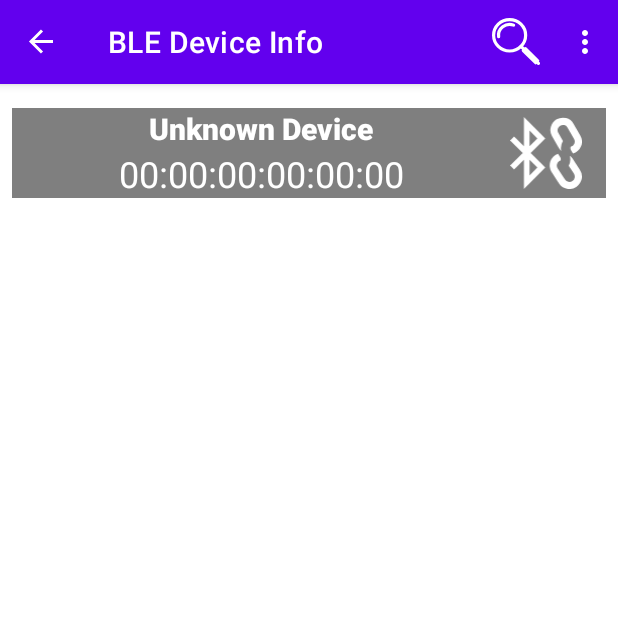
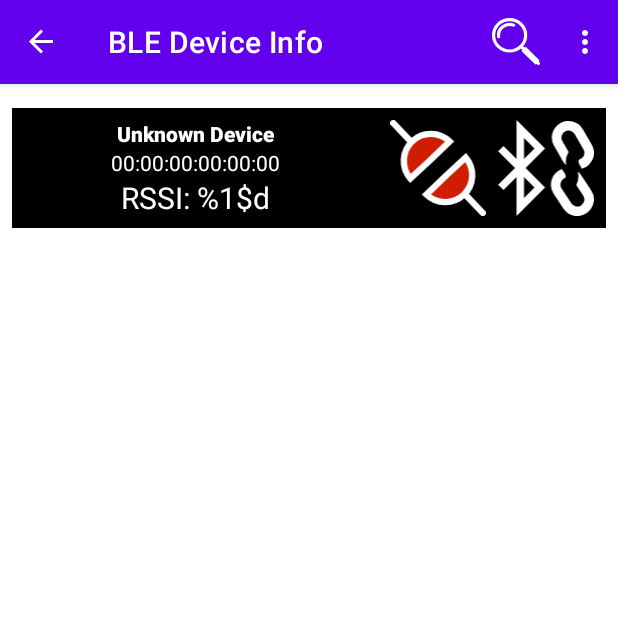
Before and after one commit to GrandFatherPikhto/lessonBle03, an Android app built with Jetpack Compose: the DeviceFragment screen opened through its navigation route, on a phone screen of 412 x 824 dp, the top half of it. Run offline under Robolectric (Android 15) with nearby library versions, the phone set to English and light mode, and no system bars; our stand-ins replace navigation-ui.

```diff
--- a/app/src/main/java/com/pikhto/lessonble03/ui/fragments/ScanFragment.kt
+++ b/app/src/main/java/com/pikhto/lessonble03/ui/fragments/ScanFragment.kt
@@ -7,6 +7,7 @@ import androidx.core.view.MenuHost
 import androidx.fragment.app.Fragment
 import androidx.core.view.MenuProvider
 import androidx.fragment.app.activityViewModels
+import androidx.fragment.app.viewModels
 import androidx.lifecycle.lifecycleScope
 import androidx.navigation.fragment.findNavController
 import androidx.recyclerview.widget.LinearLayoutManager
@@ -17,6 +18,7 @@ import com.pikhto.lessonble03.R
 import com.pikhto.lessonble03.databinding.FragmentScanBinding
 import com.pikhto.lessonble03.ui.fragments.adapters.RvBtAdapter
 import com.pikhto.lessonble03.ui.models.MainActivityViewModel
+import com.pikhto.lessonble03.ui.models.ScanViewModel
 import kotlinx.coroutines.launch
 
 /**
@@ -34,6 +36,7 @@ class ScanFragment : Fragment() {
     private val rvBtAdapter = RvBtAdapter()
 
     private val mainActivityViewModel by activityViewModels<MainActivityViewModel>()
+    private val scanViewModel by viewModels<ScanViewModel>()
 
     private val _bleManager:BleManager? by lazy {
         (requireContext().applicationContext as BleApp03).bleManager
@@ -45,7 +48,7 @@ class ScanFragment : Fragment() {
             menuInflater.inflate(R.menu.menu_scan, menu)
             menu.findItem(R.id.action_scan)?.let { actionScan ->
                 lifecycleScope.launch {
-                    bleManager.flowScanState.collect { state ->
+                    scanViewModel.stateFlowScanState.collect { state ->
                         when (state) {
                             BleScanManager.State.Stopped -> {
                                 actionScan.title = getString(R.string.start_scan)
@@ -67,7 +70,7 @@ class ScanFragment : Fragment() {
         override fun onMenuItemSelected(menuItem: MenuItem): Boolean {
             return when(menuItem.itemId) {
                 R.id.action_scan -> {
-                    when(bleManager.scanState) {
+                    when(scanViewModel.scanState) {
                         BleScanManager.State.Stopped -> {
                             bleManager.startScan(stopTimeout = 10000L)
                         }
@@ -88,14 +91,14 @@ class ScanFragment : Fragment() {
     }
 
     override fun onCreate(savedInstanceState: Bundle?) {
-        Log.d(logTag, "onCreate(${(requireContext().applicationContext as BleApp03).bleManager})")
+        listenBleScan()
         super.onCreate(savedInstanceState)
     }
 
     override fun onCreateView(
         inflater: LayoutInflater, container: ViewGroup?,
         savedInstanceState: Bundle?
-    ): View? {
+    ): View {
 
         _binding = FragmentScanBinding.inflate(inflater, container, false)
         Log.d(logTag, "onCreateView(${(requireContext().applicationContext as BleApp03).bleManager})")
@@ -105,14 +108,14 @@ class ScanFragment : Fragment() {
             rvBtDevices.layoutManager = LinearLayoutManager(requireContext())
         }
 
-        rvBtAdapter.setItemOnClickListener { bluetoothDevice, _ ->
-            mainActivityViewModel.emitDevice(bluetoothDevice)
+        rvBtAdapter.setItemOnClickListener { scanResult, _ ->
+            mainActivityViewModel.changeScanResult(scanResult)
             findNavController().navigate(R.id.action_scanFragment_to_deviceFragment)
         }
 
         lifecycleScope.launch {
             bleManager.flowScanDevice.collect { bluetoothDevice ->
-                rvBtAdapter.addDevice(bluetoothDevice)
+                rvBtAdapter.addScanResult(bluetoothDevice)
             }
         }
 
@@ -141,4 +144,24 @@ class ScanFragment : Fragment() {
             }
         }
     }
+
+    private fun listenBleScan() {
+        lifecycleScope.launch {
+            bleManager.flowScanDevice.collect { scanResult ->
+               scanViewModel.addScanResult(scanResult)
+            }
+        }
+
+        lifecycleScope.launch {
+            bleManager.flowScanState.collect { scanState ->
+                scanViewModel.changeScanState(scanState)
+            }
+        }
+
+        lifecycleScope.launch {
+            bleManager.flowScanError.collect { scanError ->
+                scanViewModel.changeScanError(scanError)
+            }
+        }
+    }
 }
--- a/app/src/main/java/com/pikhto/lessonble03/ui/fragments/adapters/RvBtAdapter.kt
+++ b/app/src/main/java/com/pikhto/lessonble03/ui/fragments/adapters/RvBtAdapter.kt
@@ -1,6 +1,7 @@
 package com.pikhto.lessonble03.ui.fragments.adapters
 
 import android.bluetooth.BluetoothDevice
+import android.bluetooth.le.ScanResult
 import android.view.LayoutInflater
 import android.view.View
 import android.view.ViewGroup
@@ -11,9 +12,9 @@ typealias ItemOnClickListener<T> = (T, View) -> Unit
 typealias ItemOnLongClickListener<T> = (T, View) -> Unit
 
 class RvBtAdapter : RecyclerView.Adapter<RvBtHolder> () {
-    private val devices = mutableListOf<BluetoothDevice>()
-    private var itemOnClickListener: ItemOnClickListener<BluetoothDevice>? = null
-    private var itemOnLongClickListener: ItemOnLongClickListener<BluetoothDevice>? = null
+    private val scanResults = mutableListOf<ScanResult>()
+    private var itemOnClickListener: ItemOnClickListener<ScanResult>? = null
+    private var itemOnLongClickListener: ItemOnLongClickListener<ScanResult>? = null
 
     override fun onCreateViewHolder(parent: ViewGroup, viewType: Int): RvBtHolder {
         val view = LayoutInflater.from(parent.context)
@@ -24,32 +25,32 @@ class RvBtAdapter : RecyclerView.Adapter<RvBtHolder> () {
     override fun onBindViewHolder(holder: RvBtHolder, position: Int) {
         holder.itemView.setOnClickListener { view ->
             itemOnClickListener?.let { listener ->
-                listener(devices[position], view)
+                listener(scanResults[position], view)
             }
         }
         holder.itemView.setOnLongClickListener { view ->
             itemOnLongClickListener?.let { listener ->
-                listener(devices[position], view)
+                listener(scanResults[position], view)
             }
             true
         }
-        holder.bind(devices[position])
+        holder.bind(scanResults[position])
     }
 
-    override fun getItemCount(): Int = devices.size
+    override fun getItemCount(): Int = scanResults.size
 
-    fun addDevice(bluetoothDevice: BluetoothDevice) {
-        if (!devices.contains(bluetoothDevice)) {
-            devices.add(bluetoothDevice)
-            notifyItemInserted(devices.indexOf(bluetoothDevice))
+    fun addScanResult(scanResult: ScanResult) {
+        if (!scanResults.map { it.device }.contains(scanResult.device)) {
+            scanResults.add(scanResult)
+            notifyItemInserted(scanResults.indexOf(scanResult))
         }
     }
 
-    fun setItemOnClickListener(itemOnClickListener: ItemOnClickListener<BluetoothDevice>) {
+    fun setItemOnClickListener(itemOnClickListener: ItemOnClickListener<ScanResult>) {
         this.itemOnClickListener = itemOnClickListener
     }
 
-    fun setItemOnLongCliclListener(itemOnLongClickListener: ItemOnLongClickListener<BluetoothDevice>) {
+    fun setItemOnLongCliclListener(itemOnLongClickListener: ItemOnLongClickListener<ScanResult>) {
         this.itemOnLongClickListener = itemOnLongClickListener
     }
 }
--- a/app/src/main/java/com/pikhto/lessonble03/ui/models/MainActivityViewModel.kt
+++ b/app/src/main/java/com/pikhto/lessonble03/ui/models/MainActivityViewModel.kt
@@ -1,16 +1,18 @@
 package com.pikhto.lessonble03.ui.models
 
 import android.bluetooth.BluetoothDevice
+import android.bluetooth.le.ScanResult
 import androidx.lifecycle.ViewModel
 import kotlinx.coroutines.flow.MutableStateFlow
 import kotlinx.coroutines.flow.asStateFlow
 
 class MainActivityViewModel : ViewModel() {
-    private val mutableStateFlowDevice = MutableStateFlow<BluetoothDevice?>(null)
-    val stateFlowDevice get() = mutableStateFlowDevice.asStateFlow()
-    val device get() = mutableStateFlowDevice.value
+    private val mutableStateFlowScanResult = MutableStateFlow<ScanResult?>(null)
+    val stateFlowScanResult get() = mutableStateFlowScanResult.asStateFlow()
+    val scanResult get() = mutableStateFlowScanResult.value
+    val device get() = mutableStateFlowScanResult.value?.device
 
-    fun emitDevice(bluetoothDevice: BluetoothDevice) {
-        mutableStateFlowDevice.tryEmit(bluetoothDevice)
+    fun changeScanResult(scanResult: ScanResult) {
+        mutableStateFlowScanResult.tryEmit(scanResult)
     }
 }
--- /dev/null
+++ b/app/src/main/java/com/pikhto/lessonble03/ui/models/ScanViewModel.kt
@@ -0,0 +1,38 @@
+package com.pikhto.lessonble03.ui.models
+
+import android.bluetooth.le.ScanResult
+import androidx.lifecycle.ViewModel
+import com.pikhto.blin.BleScanManager
+import kotlinx.coroutines.flow.MutableSharedFlow
+import kotlinx.coroutines.flow.MutableStateFlow
+import kotlinx.coroutines.flow.asSharedFlow
+import kotlinx.coroutines.flow.asStateFlow
+
+class ScanViewModel : ViewModel() {
+    private val scanResults = mutableListOf<ScanResult>()
+
+    private val mutableSharedFlowScanResult = MutableSharedFlow<ScanResult>(replay = 100)
+    val sharedFlowScanResult get() = mutableSharedFlowScanResult.asSharedFlow()
+
+    private val mutableStateFlowScanState = MutableStateFlow(BleScanManager.State.Stopped)
+    val stateFlowScanState get() = mutableStateFlowScanState.asStateFlow()
+    val scanState get() = mutableStateFlowScanState.value
+
+    private val mutableStateFlowScanError = MutableStateFlow(-1)
+    val stateFlowScanError get() = mutableStateFlowScanError.asStateFlow()
+    val scanError get() = mutableStateFlowScanError.value
+
+    fun addScanResult(scanResult: ScanResult) {
+        if (!scanResults.map { it.device }.contains(scanResult.device)) {
+            mutableSharedFlowScanResult.tryEmit(scanResult)
+        }
+    }
+
+    fun changeScanState(scanState: BleScanManager.State) {
+        mutableStateFlowScanState.tryEmit(scanState)
+    }
+
+    fun changeScanError(errorCode: Int) {
+        mutableStateFlowScanError.tryEmit(errorCode)
+    }
+}
--- /dev/null
+++ b/app/src/main/res/drawable/ic_no_connectable.xml
@@ -0,0 +1,30 @@
+<vector xmlns:android="http://schemas.android.com/apk/res/android"
+    android:width="180.99dp"
+    android:height="181.32dp"
+    android:viewportWidth="180.99"
+    android:viewportHeight="181.32">
+  <path
+      android:pathData="M6,6L39,40.72"
+      android:strokeWidth="12"
+      android:fillColor="#00000000"
+      android:strokeColor="#fff"
+      android:strokeLineCap="round"/>
+  <path
+      android:pathData="M75.61,76 L38.19,110.58a51,51 0,0 1,74.25 -69.8Z"
+      android:strokeWidth="12"
+      android:fillColor="#d01d00"
+      android:strokeColor="#fff"
+      android:strokeLineCap="round"/>
+  <path
+      android:pathData="M174.99,175.32L141.99,140.61"
+      android:strokeWidth="12"
+      android:fillColor="#00000000"
+      android:strokeColor="#fff"
+      android:strokeLineCap="round"/>
+  <path
+      android:pathData="M105.37,105.33 L142.8,70.74a51,51 0,0 1,-74.25 69.8Z"
+      android:strokeWidth="12"
+      android:fillColor="#d01d00"
+      android:strokeColor="#fff"
+      android:strokeLineCap="round"/>
+</vector>
--- a/app/src/main/res/layout/layout_bt_device.xml
+++ b/app/src/main/res/layout/layout_bt_device.xml
@@ -8,7 +8,7 @@
     android:layout_marginLeft="4dp"
     android:layout_marginTop="4dp"
     android:layout_marginRight="4dp"
-    android:background="@android:drawable/screen_background_dark_transparent">
+    android:background="@android:drawable/screen_background_dark">
 
     <androidx.constraintlayout.widget.ConstraintLayout
         android:id="@+id/cl_device_description"
@@ -17,7 +17,7 @@
         android:layout_marginStart="16dp"
         android:layout_marginEnd="16dp"
         app:layout_constraintBottom_toBottomOf="parent"
-        app:layout_constraintEnd_toStartOf="@+id/iv_bond_state"
+        app:layout_constraintEnd_toStartOf="@+id/cl_ble_properties"
         app:layout_constraintHorizontal_bias="0.5"
         app:layout_constraintStart_toStartOf="parent"
         app:layout_constraintTop_toTopOf="parent">
@@ -28,8 +28,9 @@
             android:layout_height="wrap_content"
             android:fontFamily="sans-serif-black"
             android:text="@string/unknown_device"
+            android:textAlignment="center"
             android:textColor="@color/white"
-            android:textSize="20sp"
+            android:textSize="14sp"
             app:layout_constraintBottom_toTopOf="@+id/tv_device_address"
             app:layout_constraintEnd_toEndOf="parent"
             app:layout_constraintHorizontal_bias="0.5"
@@ -42,24 +43,68 @@
             android:layout_height="wrap_content"
             android:text="@string/default_address"
             android:textColor="@color/white"
-            android:textSize="24sp"
+            android:textSize="14sp"
+            app:layout_constraintBottom_toTopOf="@+id/tv_rssi"
+            app:layout_constraintEnd_toEndOf="parent"
+            app:layout_constraintHorizontal_bias="0.5"
+            app:layout_constraintStart_toStartOf="parent"
+            app:layout_constraintTop_toBottomOf="@+id/tv_device_name" />
+
+        <TextView
+            android:id="@+id/tv_rssi"
+            android:layout_width="wrap_content"
+            android:layout_height="wrap_content"
+            android:text="@string/rssi_title"
+            android:textColor="@color/white"
+            android:textSize="20sp"
             app:layout_constraintBottom_toBottomOf="parent"
             app:layout_constraintEnd_toEndOf="parent"
             app:layout_constraintHorizontal_bias="0.5"
             app:layout_constraintStart_toStartOf="parent"
-            app:layout_constraintTop_toBottomOf="@+id/tv_device_name" />
+            app:layout_constraintTop_toBottomOf="@+id/tv_device_address" />
+
     </androidx.constraintlayout.widget.ConstraintLayout>
 
-    <ImageView
-        android:id="@+id/iv_bond_state"
-        android:layout_width="48dp"
-        android:layout_height="48dp"
-        android:layout_marginEnd="16dp"
-        android:contentDescription="@string/description_bond_state"
+    <androidx.constraintlayout.widget.ConstraintLayout
+        android:id="@+id/cl_ble_properties"
+        android:layout_width="wrap_content"
+        android:layout_height="match_parent"
         app:layout_constraintBottom_toBottomOf="parent"
         app:layout_constraintEnd_toEndOf="parent"
         app:layout_constraintHorizontal_bias="0.5"
         app:layout_constraintStart_toEndOf="@+id/cl_device_description"
-        app:layout_constraintTop_toTopOf="parent"
-        app:srcCompat="@drawable/ic_unpaired" />
+        app:layout_constraintTop_toTopOf="parent">
+
+        <ImageView
+            android:id="@+id/iv_bond_state"
+            android:layout_width="64dp"
+            android:layout_height="64dp"
+            android:layout_marginTop="8dp"
+            android:layout_marginEnd="8dp"
+            android:layout_marginBottom="8dp"
+            android:contentDescription="@string/description_bond_state"
+            app:layout_constraintBottom_toBottomOf="parent"
+            app:layout_constraintEnd_toEndOf="parent"
+            app:layout_constraintHorizontal_bias="0.5"
+            app:layout_constraintStart_toEndOf="@+id/iv_connectable"
+            app:layout_constraintTop_toTopOf="parent"
+            app:srcCompat="@drawable/ic_unpaired" />
+
+        <ImageView
+            android:id="@+id/iv_connectable"
+            android:layout_width="64dp"
+            android:layout_height="64dp"
+            android:layout_marginStart="8dp"
+            android:layout_marginTop="8dp"
+            android:layout_marginEnd="8dp"
+            android:layout_marginBottom="8dp"
+            android:contentDescription="@string/description_connectable"
+            app:layout_constraintBottom_toBottomOf="parent"
+            app:layout_constraintEnd_toStartOf="@+id/iv_bond_state"
+            app:layout_constraintHorizontal_bias="0.5"
+            app:layout_constraintStart_toStartOf="parent"
+            app:layout_constraintTop_toTopOf="parent"
+            app:srcCompat="@drawable/ic_no_connectable" />
+    </androidx.constraintlayout.widget.ConstraintLayout>
+
 </androidx.constraintlayout.widget.ConstraintLayout>
--- a/app/src/main/res/values/strings.xml
+++ b/app/src/main/res/values/strings.xml
@@ -14,4 +14,6 @@
     <string name="description_bond_state">Bonding State</string>
     <string name="default_uuid" translatable="false">123e4567-e89b-12d3-a456-426614174000</string>
     <string name="action_to_scanner">To scanner</string>
+    <string name="description_connectable">Is BLE device connectable</string>
+    <string name="rssi_title" translatable="false">RSSI: %1$d</string>
 </resources>
--- a/blin/src/main/java/com/pikhto/blin/BleManager.kt
+++ b/blin/src/main/java/com/pikhto/blin/BleManager.kt
@@ -1,5 +1,6 @@
 package com.pikhto.blin
 
+import android.bluetooth.BluetoothManager
 import android.content.Context
 import androidx.lifecycle.DefaultLifecycleObserver
 import androidx.lifecycle.LifecycleOwner
@@ -10,8 +11,16 @@ class BleManager constructor(private val context: Context,
                              private val ioDispatcher: CoroutineDispatcher = Dispatchers.IO)
     : DefaultLifecycleObserver {
 
+    private val bluetoothManager:BluetoothManager =
+        context.getSystemService(Context.BLUETOOTH_SERVICE) as BluetoothManager
+    private val bluetoothAdapter = bluetoothManager.adapter
+    val adapter get() = bluetoothAdapter
+    private val bluetoothLeScanner = bluetoothAdapter.bluetoothLeScanner
+    val leScanner get() = bluetoothLeScanner
+
     val applicationContext:Context get() = context.applicationContext
     private val bleScanManager = BleScanManager(this, ioDispatcher)
+    val scanner get() = bleScanManager
 
     val flowScanState get() = bleScanManager.flowState
     val scanState get()     = bleScanManager.flowState.value
@@ -19,7 +28,8 @@ class BleManager constructor(private val context: Context,
     val flowScanDevice get() = bleScanManager.flowDevice
     val scannedDevices get() = bleScanManager.devices
 
-    val scanner get() = bleScanManager
+    val flowScanError get() = bleScanManager.stateFlowError
+    val scanError get()     = bleScanManager.valueError
 
     override fun onCreate(owner: LifecycleOwner) {
         super.onCreate(owner)
```
Also changed, not shown: app/build.gradle (+23 -1 lines), app/src/main/java/com/pikhto/lessonble03/ui/fragments/adapters/RvBtHolder.kt (+13 -1 lines), app/src/main/res/drawable/ic_connectable.xml (added, +30 -0 lines), blin/src/main/java/com/pikhto/blin/BleScanManager.kt (+27 -28 lines), 5 other files.
